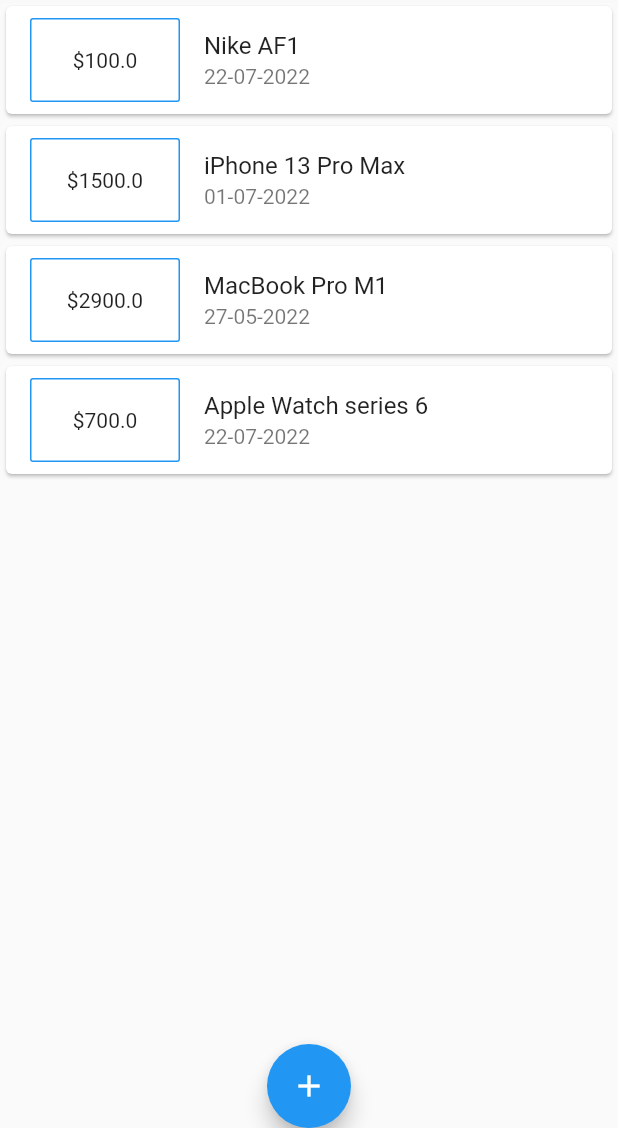
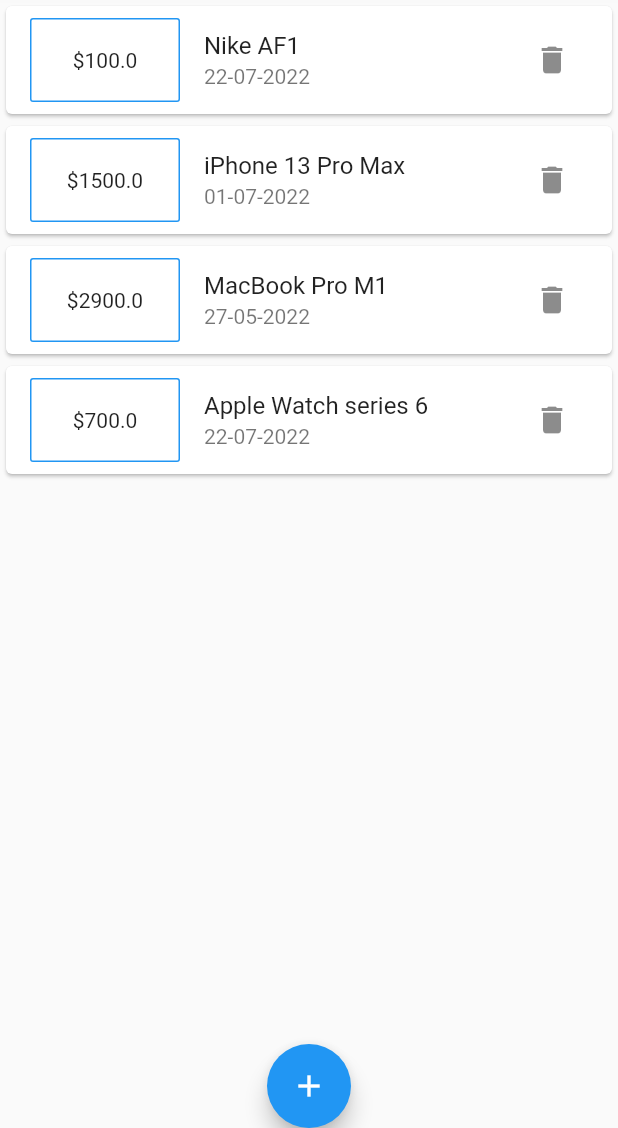
Before and after one commit to trlong357/expenses_app2, a Flutter app: the screen it shows after launch, on a phone screen of 412 x 824 dp, the part 108-1236 px from its top. Run offline on Flutter 3.47's test engine with Material 2 defaults, Android fonts, the phone set to English and light mode, and no system bars.

Commit message:
delete transaction

```diff
--- a/lib/main.dart
+++ b/lib/main.dart
@@ -60,9 +60,14 @@
       amount: amount,
       date: date,
     );
-
     setState(() {
       _transactions.add(newTransaction);
+    });
+  }
+
+  void _deleteTransaction(String id) {
+    setState(() {
+      _transactions.removeWhere((element) => element.id == id);
     });
   }
 
@@ -83,7 +88,7 @@
       body: ListView(
         children: [
           Text("chart"),
-          TransactionList(_transactions),
+          TransactionList(_deleteTransaction, _transactions),
         ],
       ),
       floatingActionButtonLocation: FloatingActionButtonLocation.centerDocked,
--- a/lib/widgets/transactionList.dart
+++ b/lib/widgets/transactionList.dart
@@ -3,9 +3,11 @@
 import 'package:intl/intl.dart';
 
 class TransactionList extends StatelessWidget {
-  const TransactionList(this.transactionList, {super.key});
+  const TransactionList(this.deleteTransaction, this.transactionList,
+      {super.key});
 
   final List<Transaction> transactionList;
+  final Function deleteTransaction;
 
   @override
   Widget build(BuildContext context) {
@@ -33,6 +35,10 @@
                 subtitle: Text(
                   DateFormat("dd-MM-yyyy").format(transactionList[index].date),
                 ),
+                trailing: IconButton(
+                  icon: const Icon(Icons.delete),
+                  onPressed: () => deleteTransaction(transactionList[index].id),
+                ),
               ),
             );
           })),
```
